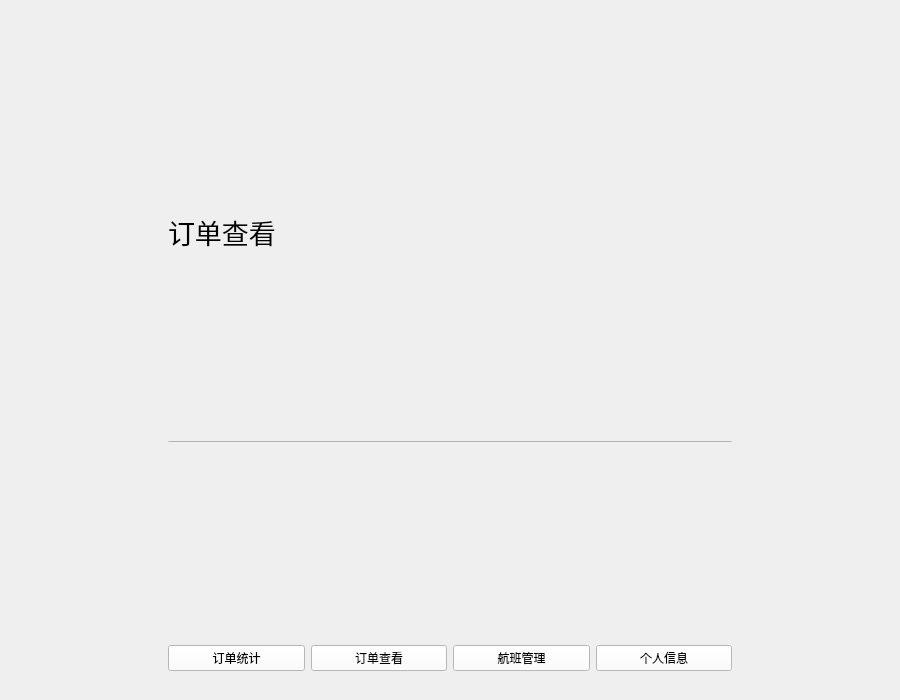
Before: the Qt Designer form adminmainwidget.ui in Jinyuan-S/AirSystem, drawn with Qt 5.
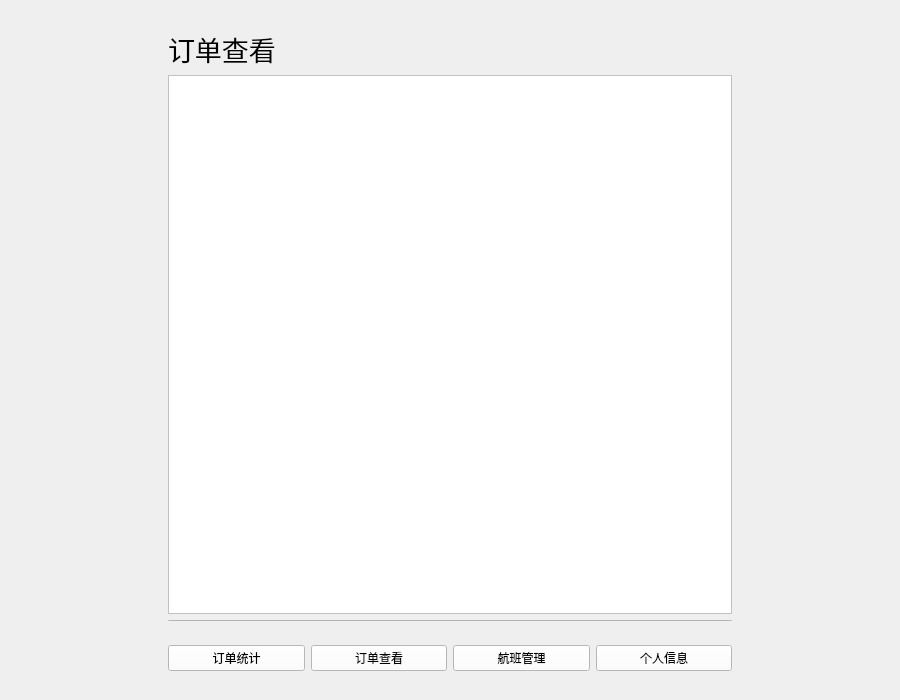
After: the same form once the commit is applied. The open tabs and pages were chosen to show the change. Custom widgets are drawn as their Qt base class.

Patch:
```diff
--- a/adminmainwidget.ui
+++ b/adminmainwidget.ui
@@ -511,6 +511,9 @@
             </property>
            </widget>
           </item>
+          <item>
+           <widget class="QTableView" name="tableView_orderAll"/>
+          </item>
           <item>
            <widget class="QPushButton" name="pushButton_3">
             <property name="maximumSize">
```
Left out of the diff: 2 changed lines with no effect on the pictures.
